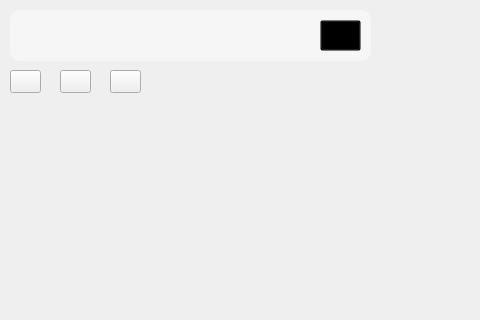
Old version of the form main.ui in the repository vlad1xxx/MiniYandexProject; both pictures show x 0 to 480 and y 0 to 320 of the 1057 by 454 pixel window.
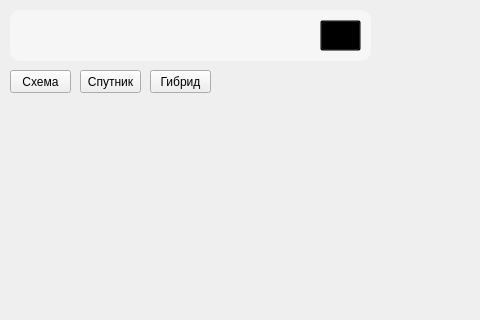
New version of the form. Icons and pictures are not drawn.

Commit message: добавил отображение адреса

```diff
--- a/main.ui
+++ b/main.ui
@@ -92,34 +92,47 @@
      <rect>
       <x>10</x>
       <y>70</y>
-      <width>31</width>
+      <width>61</width>
       <height>23</height>
      </rect>
     </property>
     <property name="text">
-     <string/>
+     <string>Схема</string>
     </property>
    </widget>
    <widget class="QPushButton" name="satellite">
     <property name="geometry">
      <rect>
-      <x>60</x>
+      <x>80</x>
       <y>70</y>
-      <width>31</width>
+      <width>61</width>
       <height>23</height>
      </rect>
     </property>
     <property name="text">
-     <string/>
+     <string>Спутник</string>
     </property>
    </widget>
    <widget class="QPushButton" name="hybrid">
     <property name="geometry">
      <rect>
-      <x>110</x>
+      <x>150</x>
       <y>70</y>
-      <width>31</width>
+      <width>61</width>
       <height>23</height>
+     </rect>
+    </property>
+    <property name="text">
+     <string>Гибрид</string>
+    </property>
+   </widget>
+   <widget class="QLabel" name="address_label">
+    <property name="geometry">
+     <rect>
+      <x>20</x>
+      <y>110</y>
+      <width>351</width>
+      <height>41</height>
      </rect>
     </property>
     <property name="text">
```
The commit also changes 1 other file.
